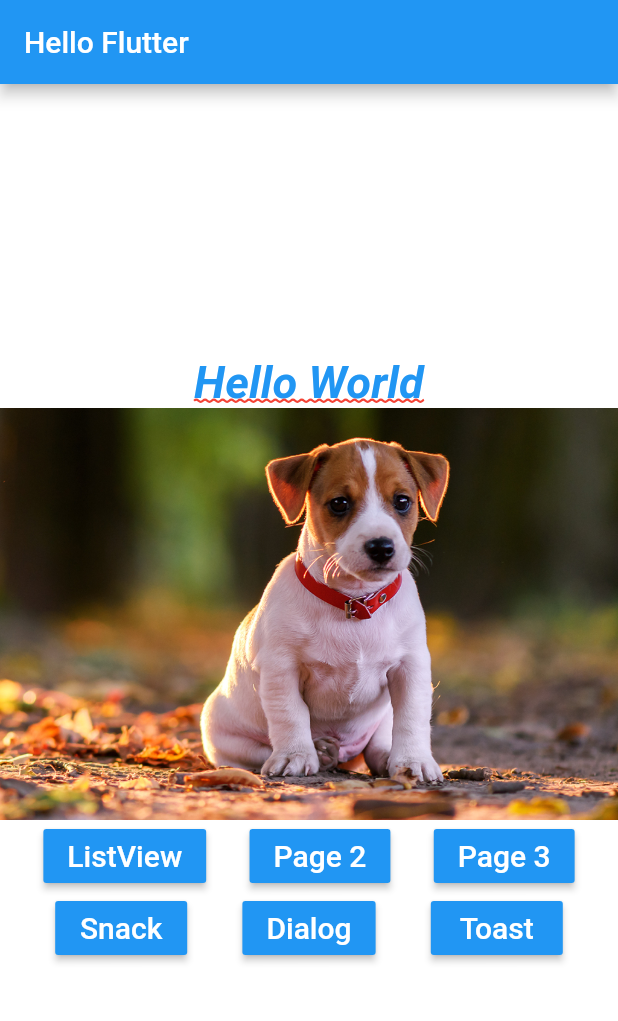
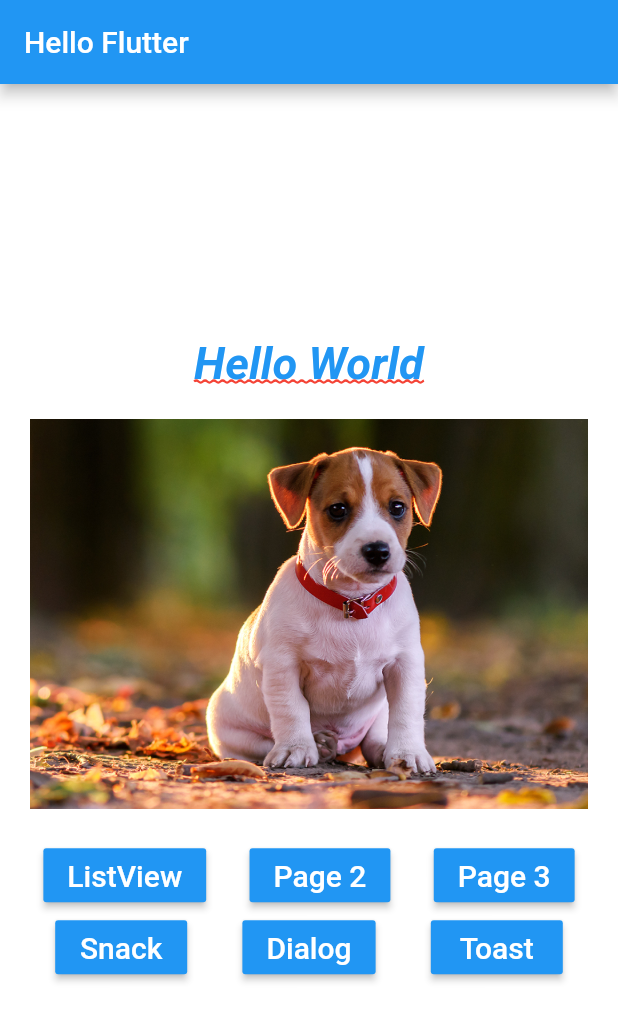
Before and after one commit to DiegoAlmeidaProject/hello_dog, a Flutter app: the screen it shows after launch, on a phone screen of 412 x 824 dp. Shown: the top 1021 px of the screen. Run offline on Flutter 3.47's test engine with Material 2 defaults, Android fonts, the phone set to English and light mode, and no system bars.

```diff
--- a/lib/home_page.dart
+++ b/lib/home_page.dart
@@ -19,11 +19,26 @@ class HomePage extends StatelessWidget {
         mainAxisAlignment: MainAxisAlignment.center,
         children: <Widget> [
           _text(),
-          _img(),
+          _pageView(),
           _buttons()
         ],
       ),
     );
+  }
+
+  _pageView() {
+    return Container(
+          height: 300,
+          child: PageView(
+            children: <Widget> [
+              _img("assets/images/dog1.png"),
+              _img("assets/images/dog2.png"),
+              _img("assets/images/dog3.png"),
+              _img("assets/images/dog4.png"),
+              _img("assets/images/dog5.png"),
+            ],
+          ),
+        );
   }
 
   _buttons() {
@@ -68,10 +83,15 @@ class HomePage extends StatelessWidget {
     print("Clicou no botão!");
   }
 
-  _img() {
-    return Image.asset(
-      "assets/images/dog1.png",
-      fit: BoxFit.cover,
+  _img(String img) {
+    return Container(
+      margin: EdgeInsets.all(20),
+      child: Image.asset(
+        img,
+        fit: BoxFit.cover,
+      )
+
+
     );
   }
 
```
